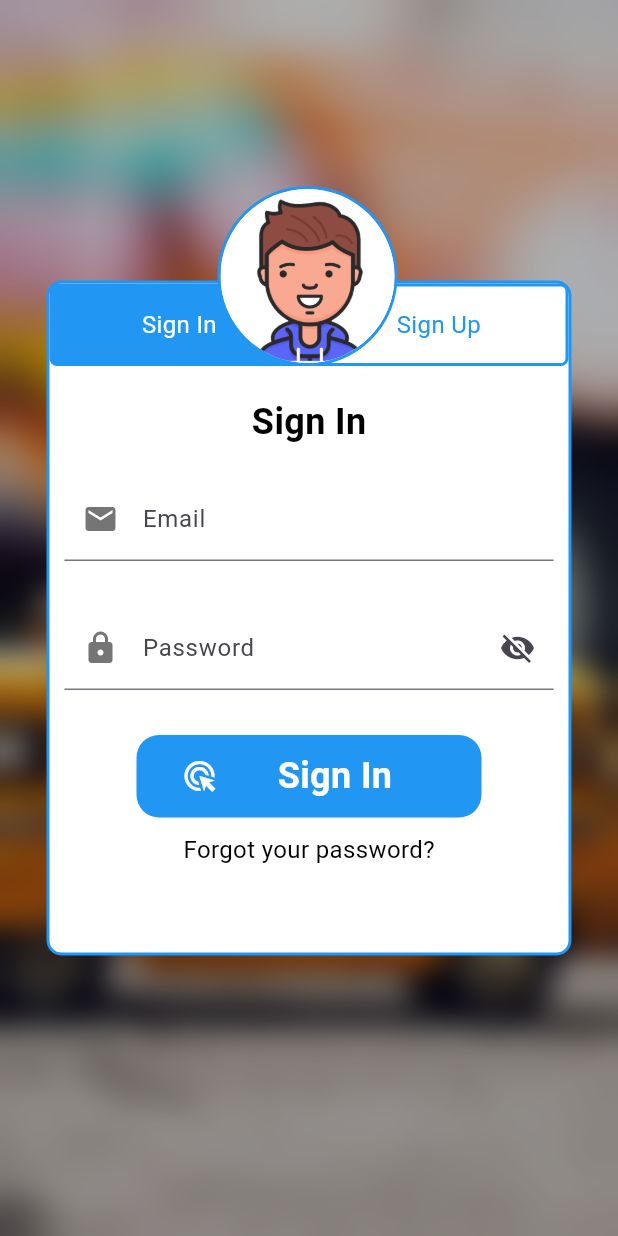
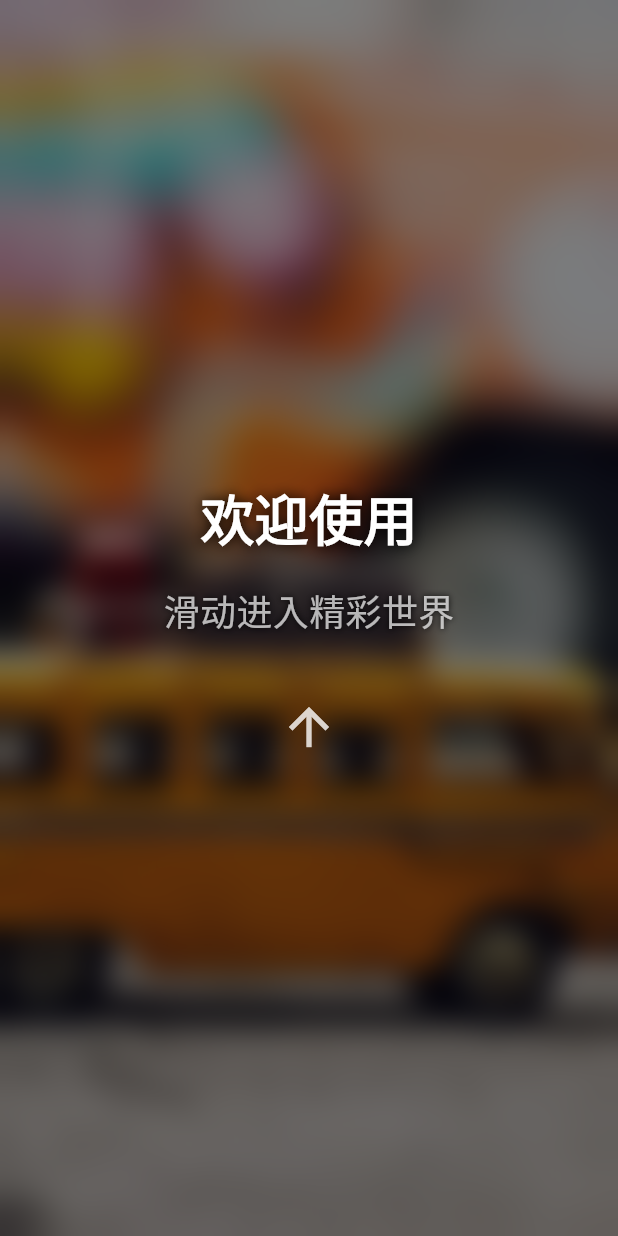
Before and after one commit to MinHsm/s25_module_b, a Flutter app: the screen it shows after launch, on a phone screen of 412 x 824 dp. Run offline on Flutter 3.47's test engine with Material 3 defaults, Android fonts, the light colour scheme and no system bars.

Commit message:
动画添加

```diff
--- a/lib/main.dart
+++ b/lib/main.dart
@@ -1,4 +1,5 @@
 import 'package:flutter/material.dart';
+import 'package:s25_module_b/pages/OnboardingPage.dart';
 
 import 'pages/LoginPage.dart';
 
@@ -28,6 +29,6 @@ class MyHomePage extends StatefulWidget {
 class _MyHomePageState extends State<MyHomePage> {
   @override
   Widget build(BuildContext context) {
-    return LoginPage();
+    return OnboardingPage();
   }
 }
--- a/lib/pages/LoginPage.dart
+++ b/lib/pages/LoginPage.dart
@@ -1,3 +1,4 @@
+import 'dart:async';
 import 'dart:ui';
 
 import 'package:flutter/material.dart';
@@ -16,6 +17,15 @@ class _LoginPageState extends State<LoginPage> {
   String _email = '', _pwd = '';
   bool _isClick = true;
   bool _isObscure = true;
+  int _countdown = 0;
+
+  void _getVerificationCode() {
+    setState(() => _countdown = 60);
+    Timer.periodic(Duration(seconds: 1), (timer) {
+      setState(() => _countdown--);
+      if (_countdown <= 0) timer.cancel();
+    });
+  }
 
   @override
   void initState() {
@@ -28,6 +38,7 @@ class _LoginPageState extends State<LoginPage> {
   @override
   Widget build(BuildContext context) {
     return Scaffold(
+      resizeToAvoidBottomInset: false,
       body: Form(
           child: Stack(
         children: [
@@ -49,7 +60,7 @@ class _LoginPageState extends State<LoginPage> {
           Center(
             child: Container(
               width: 350,
-              height: 450,
+              height: _isClick ? 450 : 500,
               decoration: BoxDecoration(
                   borderRadius: BorderRadius.circular(10),
                   color: Colors.white,
@@ -64,11 +75,7 @@ class _LoginPageState extends State<LoginPage> {
                           Expanded(
                             flex: 1,
                             child: GestureDetector(
-                              onTap: () {
-                                setState(() {
-                                  _isClick = !_isClick; // 切换状态
-                                });
-                              },
+                              onTap: () => setState(() => _isClick = true),
                               child: Container(
                                 height: 55,
                                 decoration: BoxDecoration(
@@ -79,7 +86,7 @@ class _LoginPageState extends State<LoginPage> {
                                 ),
                                 alignment: Alignment.center,
                                 child: Text(
-                                  'Sign In', // 动态文本
+                                  '登录', // 动态文本
                                   style: TextStyle(
                                     color:
                                         _isClick ? Colors.white : Colors.blue,
@@ -92,11 +99,7 @@ class _LoginPageState extends State<LoginPage> {
                           Expanded(
                             flex: 1,
                             child: GestureDetector(
-                              onTap: () {
-                                setState(() {
-                                  _isClick = !_isClick; // 切换状态
-                                });
-                              },
+                              onTap: () => setState(() => _isClick = false),
                               child: Container(
                                 height: 55,
                                 decoration: BoxDecoration(
@@ -107,7 +110,7 @@ class _LoginPageState extends State<LoginPage> {
                                 ),
                                 alignment: Alignment.center,
                                 child: Text(
-                                  'Sign Up', // 动态文本
+                                  '注册', // 动态文本
                                   style: TextStyle(
                                     color:
                                         _isClick ? Colors.blue : Colors.white,
@@ -120,40 +123,26 @@ class _LoginPageState extends State<LoginPage> {
                         ],
                       ),
                       SizedBox(
-                        height: 20,
-                      ),
-                      Center(
-                        child: Text(
-                          _isClick ? 'Sign In' : 'Sign Up',
-                          style: TextStyle(
-                              color: Colors.black,
-                              fontSize: 24,
-                              fontWeight: FontWeight.bold),
-                        ),
-                      ),
-                      SizedBox(
-                        height: 10,
+                        height: 50,
                       ),
                       Padding(
                         padding: EdgeInsets.all(10),
                         child: TextFormField(
                           decoration: InputDecoration(
-                              labelText: 'Email',
+                              labelText: '邮箱',
                               prefixIcon: Icon(
                                 Icons.email,
                                 color: Colors.grey[600],
                               )),
                         ),
                       ),
-                      SizedBox(
-                        height: 10,
-                      ),
                       Padding(
-                        padding: EdgeInsets.all(10),
+                        padding: EdgeInsets.only(
+                            top: 25, left: 10, right: 10, bottom: 20),
                         child: TextFormField(
                           obscureText: _isObscure,
                           decoration: InputDecoration(
-                              labelText: 'Password',
+                              labelText: '密码',
                               prefixIcon: Icon(
                                 Icons.lock_rounded,
                                 color: Colors.grey[600],
@@ -169,9 +158,31 @@ class _LoginPageState extends State<LoginPage> {
                                       : Icons.visibility))),
                         ),
                       ),
-                      SizedBox(
-                        height: 20,
-                      ),
+                      if (!_isClick) ...[
+                        Padding(
+                          padding: EdgeInsets.only(
+                              top: 15, left: 10, right: 10, bottom: 20),
+                          child: TextFormField(
+                            decoration: InputDecoration(
+                                labelText: '验证码',
+                                prefixIcon: Icon(Icons.verified_user,
+                                    color: Colors.grey[600]),
+                                suffixIcon: Container(
+                                  width: 100,
+                                  child: TextButton(
+                                      onPressed: _countdown > 0
+                                          ? null
+                                          : _getVerificationCode,
+                                      child: Text(
+                                        _countdown > 0
+                                            ? '${_countdown}s'
+                                            : '获取验证码',
+                                        style: TextStyle(color: Colors.blue),
+                                      )),
+                                )),
+                          ),
+                        )
+                      ],
                       Center(
                         child: GestureDetector(
                           onTap: () {
@@ -185,10 +196,12 @@ class _LoginPageState extends State<LoginPage> {
                           child: Container(
                             width: 230,
                             height: 55,
+                            margin: EdgeInsets.only(top: 20),
                             decoration: BoxDecoration(
                                 color: Colors.blue,
                                 borderRadius: BorderRadius.circular(15)),
                             child: Row(
+                              crossAxisAlignment: CrossAxisAlignment.center,
                               children: [
                                 SizedBox(
                                   width: 30,
@@ -199,10 +212,10 @@ class _LoginPageState extends State<LoginPage> {
                                   size: 24,
                                 ),
                                 SizedBox(
-                                  width: 40,
+                                  width: 45,
                                 ),
                                 Text(
-                                  _isClick ? 'Sign In' : 'Sign Up',
+                                  _isClick ? '登录' : '注册',
                                   style: TextStyle(
                                       color: Colors.white,
                                       fontSize: 24,
@@ -214,12 +227,12 @@ class _LoginPageState extends State<LoginPage> {
                         ),
                       ),
                       SizedBox(
-                        height: 10,
+                        height: 20,
                       ),
                       Center(
                         child: Text(
-                          _isClick ? 'Forgot your password?' : '',
-                          style: TextStyle(color: Colors.black, fontSize: 16),
+                          _isClick ? '忘记密码 ?' : '',
+                          style: TextStyle(color: Colors.blue, fontSize: 16),
                         ),
                       )
                     ],
--- /dev/null
+++ b/lib/pages/OnboardingPage.dart
@@ -0,0 +1,175 @@
+import 'dart:ui';
+
+import 'package:flutter/material.dart';
+import 'package:flutter/scheduler.dart';
+import 'package:s25_module_b/pages/LoginPage.dart';
+
+class OnboardingPage extends StatefulWidget {
+  const OnboardingPage({super.key});
+
+  @override
+  State<OnboardingPage> createState() => _OnboardingPageState();
+}
+
+class _OnboardingPageState extends State<OnboardingPage>
+    with SingleTickerProviderStateMixin {
+  late AnimationController _controller;
+  late Animation<double> _blurAnimation;
+  late Animation<Offset> _textAnimation;
+  late Animation<double> _opacityAnimation;
+
+  @override
+  void initState() {
+    super.initState();
+    _controller = AnimationController(
+      vsync: this,
+      duration: Duration(seconds: 2),
+    );
+    _blurAnimation = Tween<double>(begin: 0, end: 10).animate(
+      CurvedAnimation(
+        parent: _controller,
+        curve: Curves.easeInOut,
+      ),
+    );
+
+    _textAnimation = Tween<Offset>(
+      begin: Offset(-1, 0),
+      end: Offset.zero,
+    ).animate(CurvedAnimation(
+      parent: _controller,
+      curve: Curves.easeInOut,
+    ));
+
+    _opacityAnimation = Tween<double>(begin: 0, end: 1).animate(CurvedAnimation(
+      parent: _controller,
+      curve: Interval(0.3, 1.0, curve: Curves.easeIn),
+    ));
+
+    SchedulerBinding.instance.addPersistentFrameCallback((_) {
+      if (mounted) _controller.forward();
+    });
+  }
+
+  @override
+  void dispose() {
+    _controller.dispose();
+    super.dispose();
+  }
+
+  void _navigateToLogin() {
+    Navigator.pushReplacement(
+        context,
+        PageRouteBuilder(
+          pageBuilder: (context, animation, secondaryAnimation) => LoginPage(),
+          transitionsBuilder: (context, animation, secondaryAnimation, child) {
+            const begin = Offset(0, 1);
+            const end = Offset.zero;
+            const curve = Curves.easeInOut;
+
+            var tween =
+                Tween(begin: begin, end: end).chain(CurveTween(curve: curve));
+
+            return SlideTransition(
+              position: animation.drive(tween),
+              child: child,
+            );
+          },
+          transitionDuration: Duration(milliseconds: 800),
+        ));
+  }
+
+  @override
+  Widget build(BuildContext context) {
+    return Scaffold(
+      body: GestureDetector(
+        onVerticalDragEnd: (details) {
+          if (details.primaryVelocity! < -500) {
+            _navigateToLogin();
+          }
+        },
+        child: Stack(
+          children: [
+            Positioned.fill(
+                child: Image.asset(
+              'assets/car/ic_travel_car.jpg',
+              fit: BoxFit.cover,
+            )),
+            AnimatedBuilder(
+              animation: _blurAnimation,
+              builder: (context, child) {
+                return BackdropFilter(
+                  filter: ImageFilter.blur(
+                    sigmaX: _blurAnimation.value,
+                    sigmaY: _blurAnimation.value,
+                  ),
+                  child: Container(
+                    color: Colors.black.withOpacity(_blurAnimation.value / 20),
+                  ),
+                );
+              },
+            ),
+            Center(
+              child: Padding(
+                padding: EdgeInsets.all(20),
+                child: Column(
+                  mainAxisAlignment: MainAxisAlignment.center,
+                  children: [
+                    SlideTransition(
+                      position: _textAnimation,
+                      child: FadeTransition(
+                        opacity: _opacityAnimation,
+                        child: Text(
+                          '欢迎使用',
+                          style: TextStyle(
+                            fontSize: 36,
+                            fontWeight: FontWeight.bold,
+                            color: Colors.white,
+                            shadows: [
+                              Shadow(
+                                blurRadius: 10,
+                                color: Colors.black,
+                              )
+                            ],
+                          ),
+                        ),
+                      ),
+                    ),
+                    SizedBox(
+                      height: 20,
+                    ),
+                    SlideTransition(
+                      position: _textAnimation,
+                      child: FadeTransition(
+                        opacity: _opacityAnimation,
+                        child: Text(
+                          '滑动进入精彩世界',
+                          style: TextStyle(
+                              fontSize: 24,
+                              color: Colors.white70,
+                              shadows: [
+                                Shadow(blurRadius: 5, color: Colors.black)
+                              ]),
+                        ),
+                      ),
+                    ),
+                    SizedBox(
+                      height: 40,
+                    ),
+                    ScaleTransition(
+                      scale: _opacityAnimation,
+                      child: Icon(
+                        Icons.arrow_upward,
+                        size: 40,
+                        color: Colors.white.withOpacity(0.8),
+                      ),
+                    )
+                  ],
+                ),
+              ),
+            )
+          ],
+        ),
+      ),
+    );
+  }
+}
```
Also changed, not shown: lib/component/SearchModal.dart (+115 -2 lines), lib/pages/HomePage.dart (+44 -30 lines).
